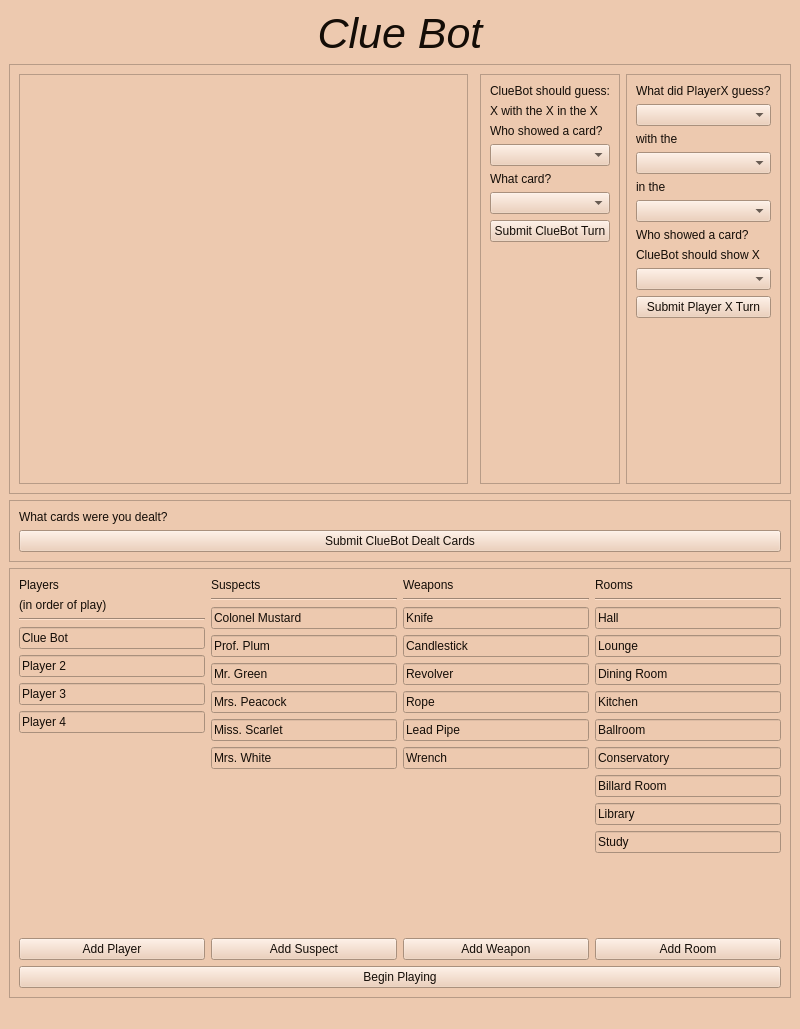
Above: mainwindow.ui from PeterMaidaRobot/ClueBot before the change. Below: the same form after it.
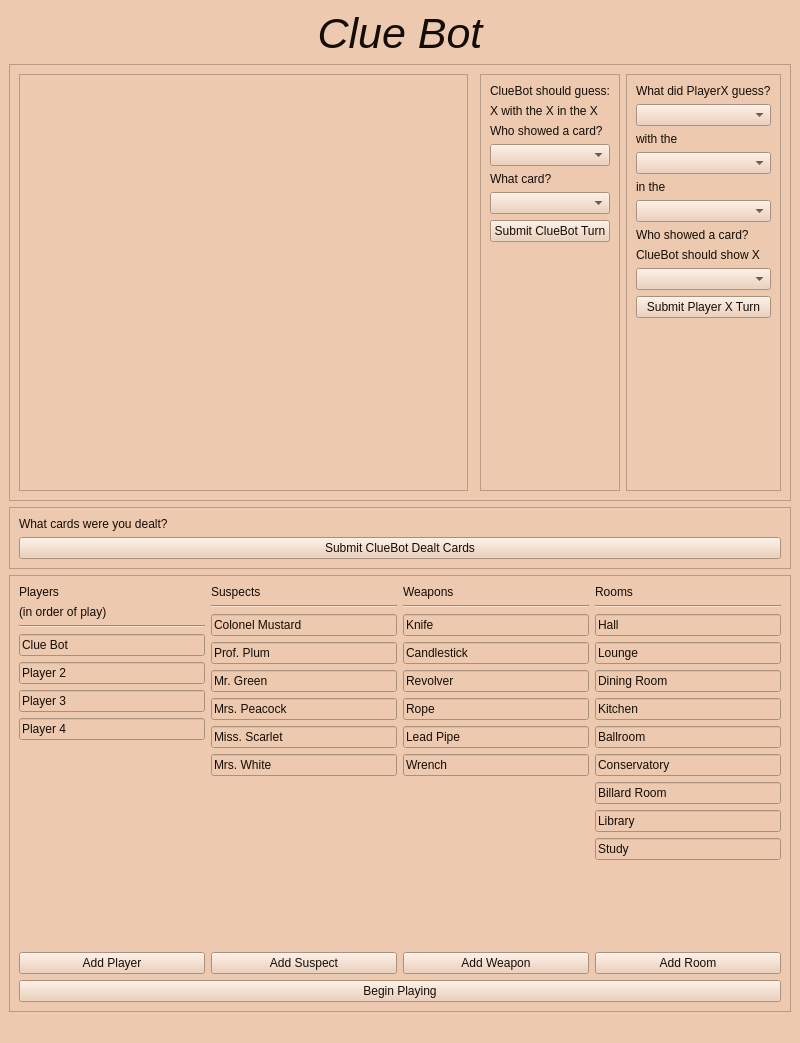
That is the form after the change.

Commit message: properly init the guess card

What changed in the file:
```diff
--- a/mainwindow.ui
+++ b/mainwindow.ui
@@ -7,7 +7,7 @@
     <x>0</x>
     <y>0</y>
     <width>800</width>
-    <height>1029</height>
+    <height>1043</height>
    </rect>
   </property>
   <property name="windowTitle">
```
Left out of the diff: 39 changed lines with no effect on the pictures. The commit also changes 2 other files.
